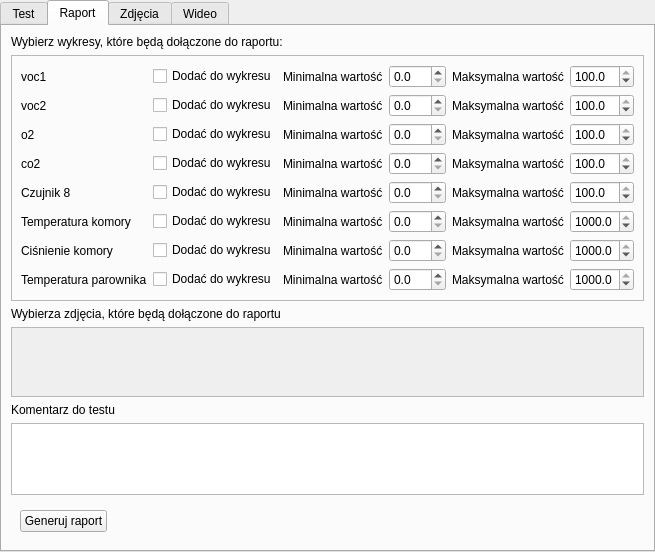
Above: app/testtabswidget.ui from wiacekmarcin/StanowiskoChemiczne before the change. Below: the same form after it.
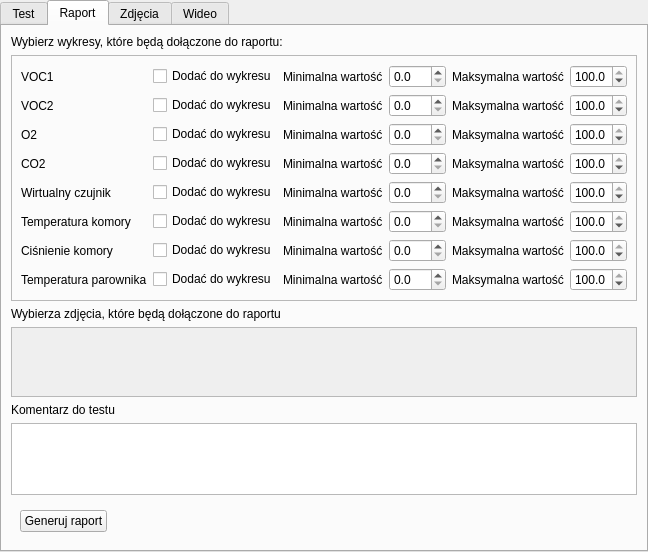
That is the form after the change. Custom widgets are drawn as their Qt base class.

```diff
--- a/app/testtabswidget.ui
+++ b/app/testtabswidget.ui
@@ -182,10 +182,10 @@
              <number>1</number>
             </property>
             <property name="maximum">
-             <double>1000.000000000000000</double>
+             <double>100.000000000000000</double>
             </property>
             <property name="value">
-             <double>1000.000000000000000</double>
+             <double>100.000000000000000</double>
             </property>
            </widget>
           </item>
@@ -229,10 +229,10 @@
              <number>1</number>
             </property>
             <property name="maximum">
-             <double>1000.000000000000000</double>
+             <double>100.000000000000000</double>
             </property>
             <property name="value">
-             <double>1000.000000000000000</double>
+             <double>100.000000000000000</double>
             </property>
            </widget>
           </item>
@@ -353,7 +353,7 @@
           <item row="0" column="0">
            <widget class="QLabel" name="title_1">
             <property name="text">
-             <string>voc1</string>
+             <string>VOC1</string>
             </property>
            </widget>
           </item>
@@ -474,7 +474,7 @@
           <item row="4" column="0">
            <widget class="QLabel" name="title_5">
             <property name="text">
-             <string>Czujnik 8</string>
+             <string>Wirtualny czujnik</string>
             </property>
            </widget>
           </item>
@@ -510,10 +510,10 @@
              <number>1</number>
             </property>
             <property name="maximum">
-             <double>1000.000000000000000</double>
+             <double>100.000000000000000</double>
             </property>
             <property name="value">
-             <double>1000.000000000000000</double>
+             <double>100.000000000000000</double>
             </property>
            </widget>
           </item>
@@ -527,7 +527,7 @@
           <item row="1" column="0">
            <widget class="QLabel" name="title_2">
             <property name="text">
-             <string>voc2</string>
+             <string>VOC2</string>
             </property>
            </widget>
           </item>
@@ -554,7 +554,7 @@
           <item row="3" column="0">
            <widget class="QLabel" name="title_3">
             <property name="text">
-             <string>co2</string>
+             <string>CO2</string>
             </property>
            </widget>
           </item>
@@ -662,7 +662,7 @@
           <item row="2" column="0">
            <widget class="QLabel" name="title_1">
             <property name="text">
-             <string>o2</string>
+             <string>O2</string>
             </property>
            </widget>
           </item>
```
Left out of the diff: 32 changed lines with no effect on the pictures.
